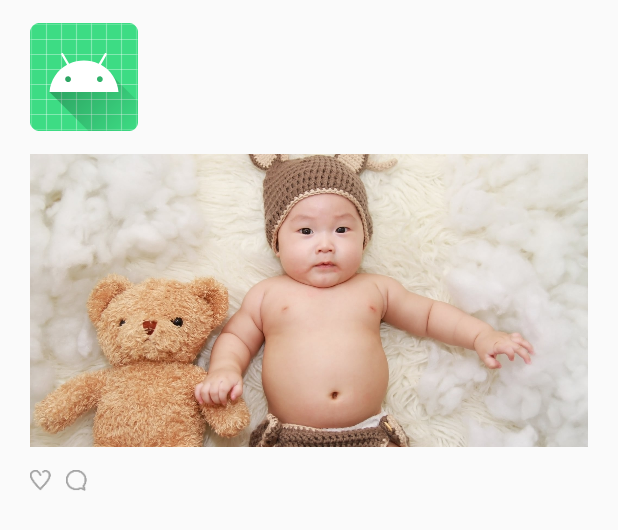
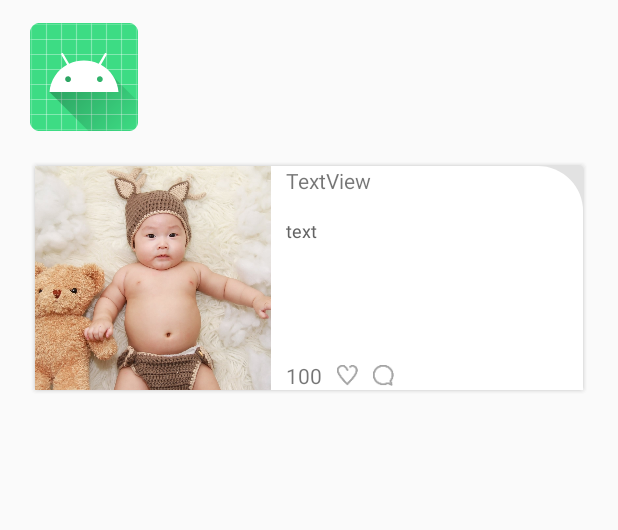
Before and after one commit to munkyuhwan/BabyDiary, an Android app: the layout main_feed_list_item.xml on its own in the app's theme, with its tools: preview values and no code run, on a phone screen of 412 x 824 dp. Shown: the top 530 px of the screen. Run offline under Robolectric (Android 15) with nearby library versions, the phone set to English and light mode, and no system bars.

Commit message:
메인 피드 수정

```diff
--- a/app/build.gradle
+++ b/app/build.gradle
@@ -58,4 +58,7 @@ dependencies {
     implementation "androidx.recyclerview:recyclerview:1.1.0"
     implementation 'com.github.bumptech.glide:glide:4.7.1'
     annotationProcessor 'com.github.bumptech.glide:compiler:4.7.1'
+
+    implementation "com.google.android.material:material:$material_design_version"
+
 }
--- a/app/src/main/java/com/anji/babydiary/MainActivity.kt
+++ b/app/src/main/java/com/anji/babydiary/MainActivity.kt
@@ -15,7 +15,7 @@ class MainActivity : AppCompatActivity() {
         setContentView(R.layout.activity_main)
 
         Thread.sleep(1000)
-        val intent:Intent = Intent(this, EventActivity::class.java)
+        val intent:Intent = Intent(this, MainFeedActivity::class.java)
         startActivity(intent)
         finish()
 
--- a/app/src/main/java/com/anji/babydiary/mainFeed/MainFeedActivity.kt
+++ b/app/src/main/java/com/anji/babydiary/mainFeed/MainFeedActivity.kt
@@ -37,7 +37,7 @@ class MainFeedActivity() : BaseActivity() {
         setNav(R.id.feedNestedHost)
 
         viewModel.isMain.value = true
-        goShopping()
+
 
     }
 
--- /dev/null
+++ b/app/src/main/res/drawable/imageview_corner.xml
@@ -0,0 +1,5 @@
+<?xml version="1.0" encoding="utf-8"?>
+<shape xmlns:android="http://schemas.android.com/apk/res/android"
+    android:shape="rectangle">
+    <corners  android:bottomLeftRadius="30sp" />
+</shape>
--- /dev/null
+++ b/app/src/main/res/drawable/round_bottom_left_top_right.xml
@@ -0,0 +1,78 @@
+<?xml version="1.0" encoding="utf-8"?>
+<layer-list xmlns:android="http://schemas.android.com/apk/res/android" >
+<!-- Drop Shadow Stack -->
+<item>
+    <shape>
+        <padding
+            android:bottom="1dp"
+            android:left="1dp"
+            android:right="1dp"
+            android:top="1dp" />
+
+        <solid android:color="#00CCCCCC" />
+
+        <corners android:radius="3dp" />
+    </shape>
+</item>
+<item>
+    <shape>
+        <padding
+            android:bottom="1dp"
+            android:left="1dp"
+            android:right="1dp"
+            android:top="1dp" />
+
+        <solid android:color="#10CCCCCC" />
+
+        <corners android:radius="3dp" />
+    </shape>
+</item>
+<item>
+    <shape>
+        <padding
+            android:bottom="1dp"
+            android:left="1dp"
+            android:right="1dp"
+            android:top="1dp" />
+
+        <solid android:color="#20CCCCCC" />
+
+        <corners android:radius="3dp" />
+    </shape>
+</item>
+<item>
+    <shape>
+        <padding
+            android:bottom="1dp"
+            android:left="1dp"
+            android:right="1dp"
+            android:top="1dp" />
+
+        <solid android:color="#30CCCCCC" />
+
+        <corners android:radius="3dp" />
+    </shape>
+</item>
+<item>
+    <shape>
+        <padding
+            android:bottom="1dp"
+            android:left="1dp"
+            android:right="1dp"
+            android:top="1dp" />
+
+        <solid android:color="#50CCCCCC" />
+
+        <corners android:radius="3dp" />
+    </shape>
+</item>
+
+<!-- Background -->
+<item>
+    <shape>
+        <solid android:color="@android:color/white" />
+        <corners android:bottomLeftRadius="30dp" android:topRightRadius="30dp"  />
+    </shape>
+</item>
+
+</layer-list>
--- a/app/src/main/res/drawable/shadow.xml
+++ b/app/src/main/res/drawable/shadow.xml
@@ -1,7 +1,7 @@
 <?xml version="1.0" encoding="utf-8"?>
 <layer-list xmlns:android="http://schemas.android.com/apk/res/android" >
+    <!-- Drop Shadow Stack -->
 
-    <!-- Drop Shadow Stack -->
     <item>
         <shape>
             <padding
--- a/app/src/main/res/layout/main_feed_list_item.xml
+++ b/app/src/main/res/layout/main_feed_list_item.xml
@@ -24,6 +24,7 @@
     android:paddingRight="20sp"
     android:paddingBottom="15sp">
 
+
     <ImageView
         android:id="@+id/user_icon"
         android:layout_width="wrap_content"
@@ -44,28 +45,38 @@
         app:layout_constraintStart_toEndOf="@+id/user_icon"
         app:layout_constraintTop_toTopOf="@+id/user_icon" />
 
+    <androidx.constraintlayout.widget.ConstraintLayout
+        android:layout_width="match_parent"
+        android:layout_height="wrap_content"
+        android:layout_marginTop="20dp"
+        app:layout_constraintStart_toStartOf="parent"
+        android:background="@drawable/round_bottom_left_top_right"
+        app:layout_constraintTop_toBottomOf="@+id/user_icon">
 
-    <ImageView
+
+
+        <com.google.android.material.imageview.ShapeableImageView
             android:id="@+id/feed_img"
             style="@style/MainFeedImage"
-        android:layout_marginTop="15dp"
+            android:layout_width="157dp"
+            android:layout_height="149dp"
             android:contentDescription="@string/usericon"
             android:radius="30sp"
             android:scaleType="centerCrop"
             android:src="@drawable/sample_1"
-        app:layout_constraintEnd_toEndOf="parent"
+            android:foregroundGravity="center_horizontal"
             app:layout_constraintStart_toStartOf="parent"
-        app:layout_constraintTop_toBottomOf="@+id/user_icon" />
-
+            app:layout_constraintTop_toTopOf="parent" />
 
 
         <Button
             android:id="@+id/button"
             style="@style/LikeButton"
-        android:layout_marginTop="15dp"
+            android:layout_marginStart="10dp"
             android:width="14sp"
-        app:layout_constraintStart_toStartOf="parent"
-        app:layout_constraintTop_toBottomOf="@+id/feed_img" />
+            app:layout_constraintBottom_toBottomOf="@+id/like_cnt"
+            app:layout_constraintStart_toEndOf="@+id/like_cnt"
+            app:layout_constraintTop_toTopOf="@+id/like_cnt" />
 
         <Button
             android:id="@+id/button2"
@@ -79,18 +90,30 @@
             android:id="@+id/like_cnt"
             android:layout_width="wrap_content"
             android:layout_height="wrap_content"
-        android:layout_marginTop="5dp"
-        app:layout_constraintStart_toStartOf="parent"
-        app:layout_constraintTop_toBottomOf="@+id/button" />
+            android:layout_marginStart="10dp"
+            android:text="100"
+            app:layout_constraintBottom_toBottomOf="@+id/feed_img"
+            app:layout_constraintStart_toEndOf="@+id/feed_img" />
 
         <TextView
             android:id="@+id/main_feed_text"
             style="@style/MainFeedTextStyle"
             android:layout_width="wrap_content"
             android:layout_height="wrap_content"
-        android:layout_marginTop="10dp"
-        app:layout_constraintStart_toStartOf="parent"
-        app:layout_constraintTop_toBottomOf="@+id/like_cnt" />
+            android:layout_marginStart="10dp"
+            android:layout_marginTop="15dp"
+            android:text="text"
+            app:layout_constraintStart_toEndOf="@+id/feed_img"
+            app:layout_constraintTop_toBottomOf="@+id/text_time" />
+
+        <TextView
+            android:id="@+id/text_time"
+            android:layout_width="wrap_content"
+            android:layout_height="wrap_content"
+            android:text="TextView"
+            app:layout_constraintStart_toStartOf="@+id/main_feed_text"
+            app:layout_constraintTop_toTopOf="@+id/feed_img" />
+    </androidx.constraintlayout.widget.ConstraintLayout>
 
 </androidx.constraintlayout.widget.ConstraintLayout>
 </layout>
```
Also changed, not shown: app/src/main/java/com/anji/babydiary/mainFeed/feedList/listAdapter/MainFeedListAdapter.kt (+6 -1 lines). Lines whose indentation alone changed are shown as unchanged.
